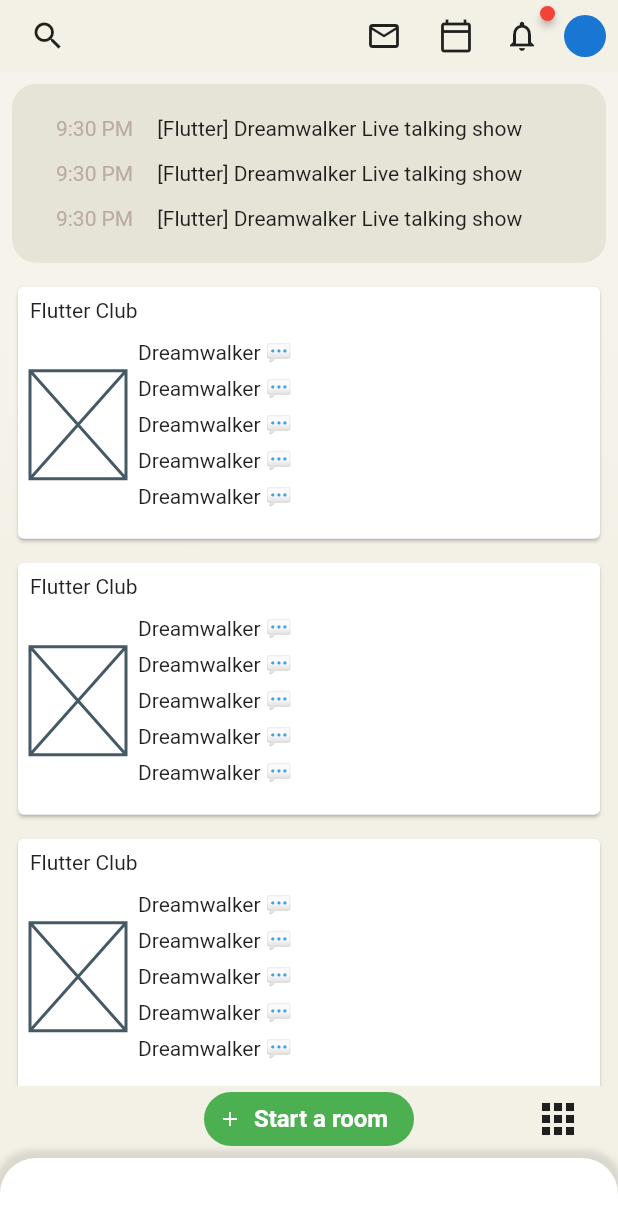
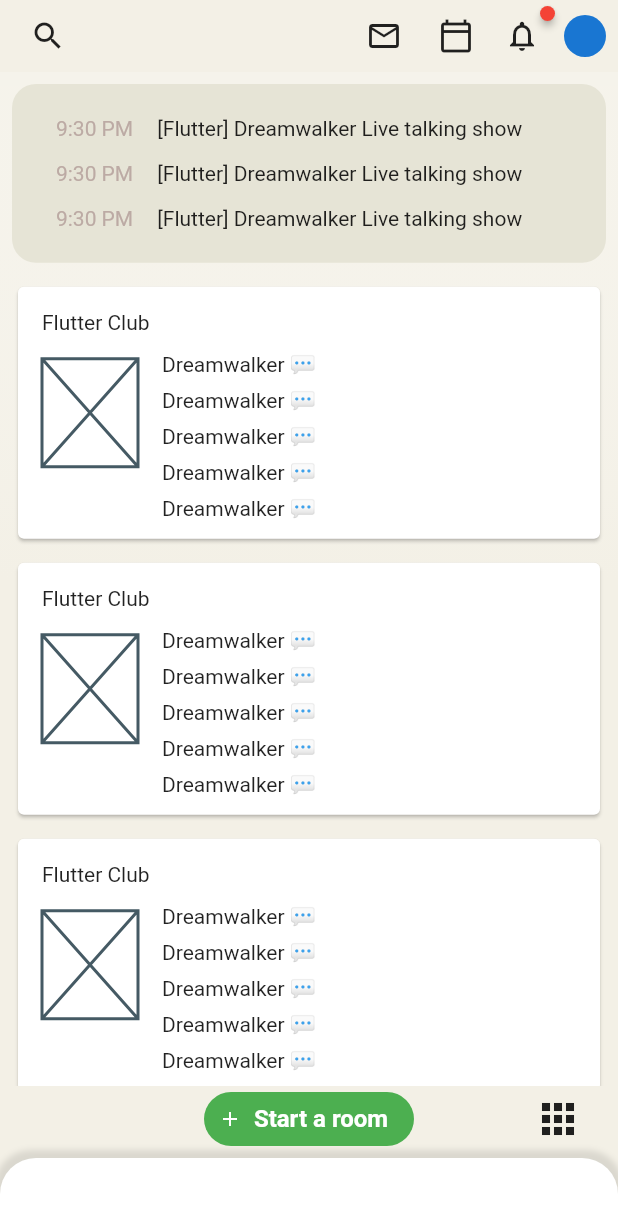
Before and after one commit to JAICHANGPARK/flutter_notebook_11th_story, a Flutter app: the screen it shows after launch, on a phone screen of 412 x 824 dp. Shown: the top 1230 px of the screen. Run offline on Flutter 3.47's test engine with Material 2 defaults, Android fonts, the phone set to English and light mode, and no system bars; drawn by our look-alikes of badges; our stand-ins replace backdrop, flutter_inner_drawer.

Commit message:
Update clubhouse_home_page.dart

```diff
--- a/lib/ep701_clubhouse/ui/clubhouse_home_page.dart
+++ b/lib/ep701_clubhouse/ui/clubhouse_home_page.dart
@@ -149,17 +149,27 @@ class _ClubhouseHomePageState extends State<ClubhouseHomePage> {
                             child: Column(
                               mainAxisSize: MainAxisSize.min,
                               crossAxisAlignment: CrossAxisAlignment.start,
-                              children: [Text("Flutter Club"),
+                              mainAxisAlignment: MainAxisAlignment.start,
+                              children: [
+
+                                Padding(
+                                  padding: const EdgeInsets.all(8.0),
+                                  child: Text("Flutter Club"),
+                                ),
                               Row(
+                                crossAxisAlignment: CrossAxisAlignment.start,
                                 children: [
-                                  SizedBox(
-                                    height: 72,
-                                    width: 64,
-                                    child: Placeholder(),
+                                  Padding(
+                                    padding: const EdgeInsets.all(8.0),
+                                    child: SizedBox(
+                                      height: 72,
+                                      width: 64,
+                                      child: Placeholder(),
+                                    ),
                                   ),
                                   Expanded(
                                       flex : 3,child: Padding(
-                                        padding: const EdgeInsets.all(8.0),
+                                        padding: const EdgeInsets.symmetric(horizontal: 8),
                                         child: Column(
                                     children: [
                                         ListView(
```
